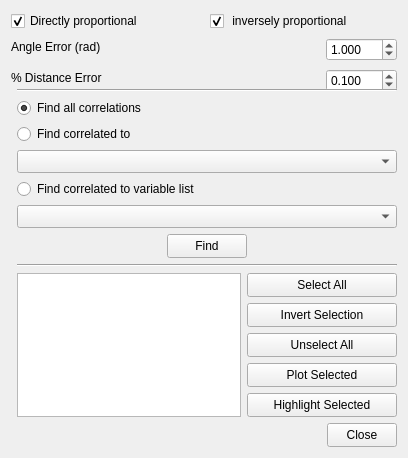
This is src/Dialogs/FindCorrelationWidget.ui in gmrandazzo/QStudioMetrics as Qt 5 draws it before an edit. The edited form follows.
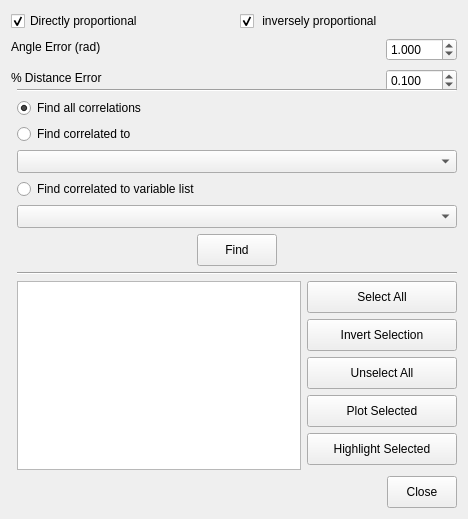
This is the edited form.

What changed in the file:
```diff
--- a/src/Dialogs/FindCorrelationWidget.ui
+++ b/src/Dialogs/FindCorrelationWidget.ui
@@ -6,8 +6,8 @@
    <rect>
     <x>0</x>
     <y>0</y>
-    <width>408</width>
-    <height>428</height>
+    <width>468</width>
+    <height>519</height>
    </rect>
   </property>
   <property name="minimumSize">
@@ -225,13 +225,13 @@
      <property name="minimumSize">
       <size>
        <width>80</width>
-       <height>24</height>
+       <height>32</height>
       </size>
      </property>
      <property name="maximumSize">
       <size>
        <width>130</width>
-       <height>24</height>
+       <height>32</height>
       </size>
      </property>
      <property name="text">
@@ -266,13 +266,13 @@
        <property name="minimumSize">
         <size>
          <width>150</width>
-         <height>24</height>
+         <height>32</height>
         </size>
        </property>
        <property name="maximumSize">
         <size>
-         <width>188</width>
-         <height>24</height>
+         <width>16777215</width>
+         <height>32</height>
         </size>
        </property>
        <property name="text">
@@ -298,7 +298,13 @@
        <property name="minimumSize">
         <size>
          <width>150</width>
-         <height>24</height>
+         <height>32</height>
+        </size>
+       </property>
+       <property name="maximumSize">
+        <size>
+         <width>16777215</width>
+         <height>32</height>
         </size>
        </property>
        <property name="text">
@@ -321,7 +327,13 @@
        <property name="minimumSize">
         <size>
          <width>150</width>
-         <height>24</height>
+         <height>32</height>
+        </size>
+       </property>
+       <property name="maximumSize">
+        <size>
+         <width>16777215</width>
+         <height>32</height>
         </size>
        </property>
        <property name="text">
@@ -334,7 +346,13 @@
        <property name="minimumSize">
         <size>
          <width>150</width>
-         <height>24</height>
+         <height>32</height>
+        </size>
+       </property>
+       <property name="maximumSize">
+        <size>
+         <width>16777215</width>
+         <height>32</height>
         </size>
        </property>
        <property name="text">
@@ -347,13 +365,13 @@
        <property name="minimumSize">
         <size>
          <width>150</width>
-         <height>24</height>
+         <height>32</height>
         </size>
        </property>
        <property name="maximumSize">
         <size>
-         <width>188</width>
-         <height>24</height>
+         <width>16777215</width>
+         <height>32</height>
         </size>
        </property>
        <property name="text">
@@ -383,13 +401,13 @@
        <property name="minimumSize">
         <size>
          <width>70</width>
-         <height>24</height>
+         <height>32</height>
         </size>
        </property>
        <property name="maximumSize">
         <size>
          <width>70</width>
-         <height>24</height>
+         <height>32</height>
         </size>
        </property>
        <property name="text">
```
Left out of the diff: 1 changed line with no effect on the pictures.
